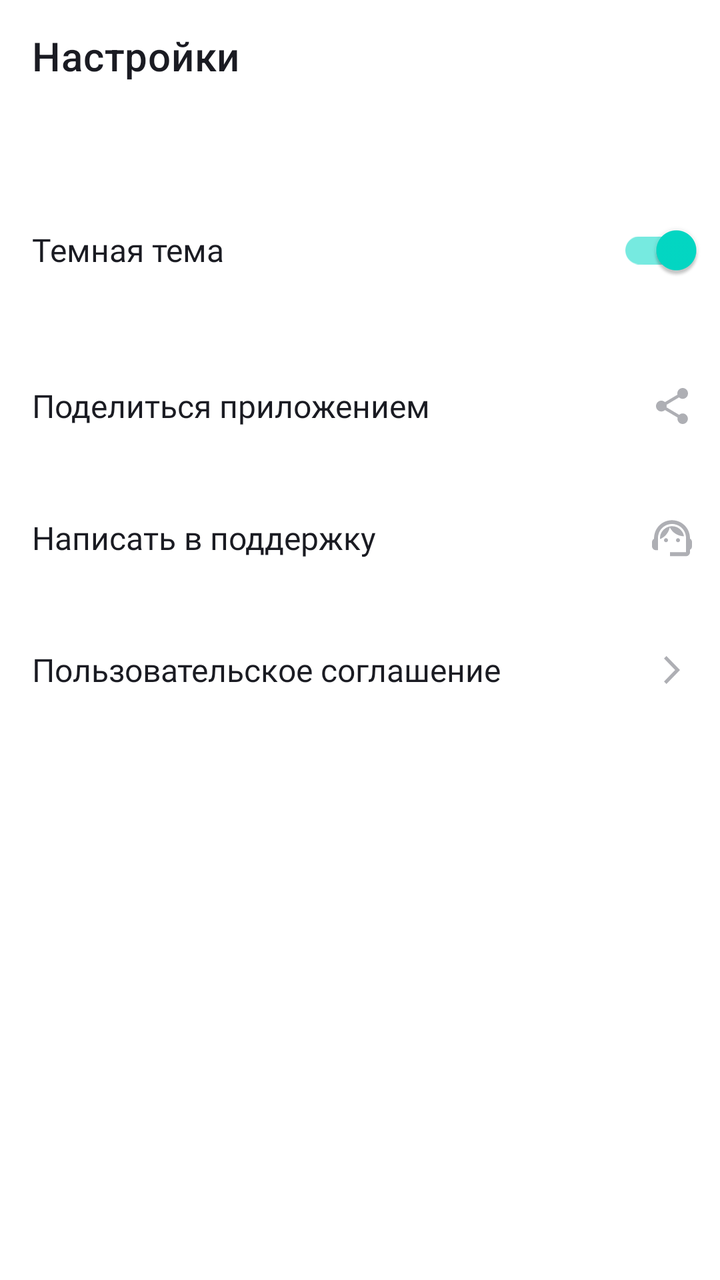
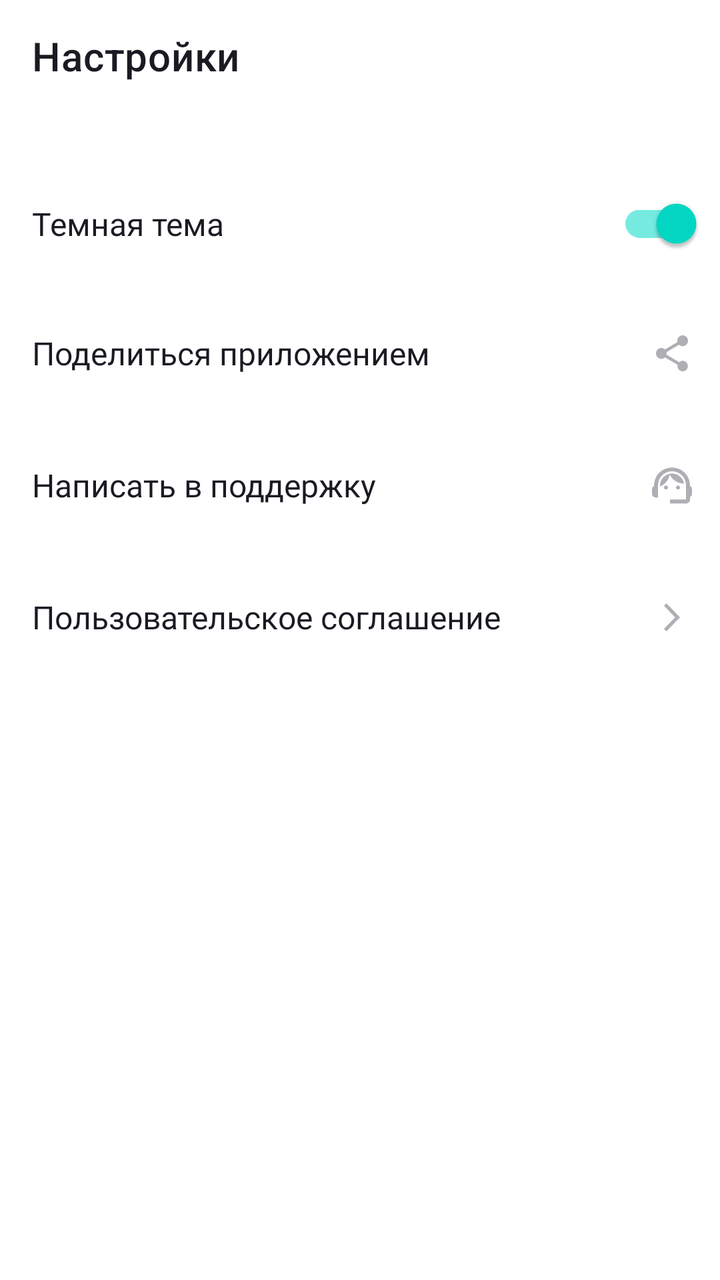

Two renders of the same Android screen: before a commit and after it. Below are the layout's source before the change and the commit's diff.
<!-- AndroidManifest.xml: application theme Theme.MaterialComponents.DayNight.NoActionBar -->
<!-- res/layout/fragment_settings.xml -->
<?xml version="1.0" encoding="utf-8"?>
<LinearLayout xmlns:android="http://schemas.android.com/apk/res/android"
    xmlns:app="http://schemas.android.com/apk/res-auto"
    xmlns:tools="http://schemas.android.com/tools"
    android:layout_width="match_parent"
    android:layout_height="match_parent"
    android:orientation="vertical"
    tools:context=".settings.ui.SettingsFragment"
    style="@style/SettingsFragmentStyle">
    
    <com.google.android.material.appbar.MaterialToolbar
        android:id="@+id/settings_toolbar"
        android:layout_width="match_parent"
        android:layout_height="wrap_content"
        android:layout_marginBottom="24dp"
        app:title="@string/settings"
        style="@style/ToolbarStyle"/>

    <com.google.android.material.switchmaterial.SwitchMaterial
        android:id="@+id/settings_switch"
        android:layout_width="match_parent"
        android:layout_height="wrap_content"
        android:layout_marginVertical="@dimen/settings_layout_marginVertical"
        android:paddingStart="@dimen/settings_paddingStart"
        android:paddingEnd="@dimen/settings_paddingEnd"
        android:gravity="center|start"
        android:text="@string/dark_theme"
        android:checked="true"
        style="@style/SettingsSwitchAndTextViewsStyle"/>

    <TextView
        android:id="@+id/settings_share"
        android:layout_width="match_parent"
        android:layout_height="wrap_content"
        android:layout_marginVertical="@dimen/settings_layout_marginVertical"
        android:paddingStart="@dimen/settings_paddingStart"
        android:paddingEnd="@dimen/settings_paddingEnd"
        android:gravity="center|start"
        android:text="@string/share_app"
        app:drawableEndCompat="@drawable/ic_share"
        style="@style/SettingsSwitchAndTextViewsStyle"/>

    <TextView
        android:id="@+id/settings_support"
        android:layout_width="match_parent"
        android:layout_height="wrap_content"
        android:layout_marginVertical="@dimen/settings_layout_marginVertical"
        android:paddingStart="@dimen/settings_paddingStart"
        android:paddingEnd="@dimen/settings_paddingEnd"
        android:gravity="center|start"
        android:text="@string/contact_support"
        app:drawableEndCompat="@drawable/ic_support"
        style="@style/SettingsSwitchAndTextViewsStyle"/>

    <TextView
        android:id="@+id/settings_user_agreement"
        android:layout_width="match_parent"
        android:layout_height="wrap_content"
        android:layout_marginVertical="@dimen/settings_layout_marginVertical"
        android:paddingStart="@dimen/settings_paddingStart"
        android:paddingEnd="@dimen/settings_paddingEnd"
        android:gravity="center|start"
        android:text="@string/user_agreement"
        app:drawableEndCompat="@drawable/ic_arrow_forward"
        style="@style/SettingsSwitchAndTextViewsStyle"/>
</LinearLayout>
<!-- resources referenced by this layout -->
<resources>
  <dimen name="settings_layout_marginVertical">21dp</dimen>
  <dimen name="settings_paddingEnd">12dp</dimen>
  <dimen name="settings_paddingStart">16dp</dimen>
  <!-- drawable ic_arrow_forward (drawable) -->
  <vector xmlns:android="http://schemas.android.com/apk/res/android"
      android:width="24dp"
      android:height="24dp"
      android:viewportWidth="24"
      android:viewportHeight="24">
    <path
        android:pathData="M8,17.749L9.213,19L16,12L9.213,5L8,6.252L13.573,12L8,17.749Z"
        android:fillColor="@color/text_gray"/>
  </vector>
  <!-- drawable ic_share (drawable) -->
  <vector xmlns:android="http://schemas.android.com/apk/res/android"
      android:width="24dp"
      android:height="24dp"
      android:viewportWidth="24"
      android:viewportHeight="24">
    <path
        android:pathData="M17.333,15.723C16.658,15.723 16.053,15.994 15.591,16.419L9.253,12.669C9.298,12.461 9.333,12.253 9.333,12.036C9.333,11.819 9.298,11.611 9.253,11.404L15.52,7.69C16,8.142 16.631,8.422 17.333,8.422C18.809,8.422 20,7.211 20,5.711C20,4.211 18.809,3 17.333,3C15.858,3 14.667,4.211 14.667,5.711C14.667,5.928 14.702,6.136 14.747,6.343L8.48,10.057C8,9.605 7.369,9.325 6.667,9.325C5.191,9.325 4,10.536 4,12.036C4,13.536 5.191,14.747 6.667,14.747C7.369,14.747 8,14.467 8.48,14.015L14.809,17.774C14.764,17.964 14.738,18.163 14.738,18.361C14.738,19.816 15.902,21 17.333,21C18.764,21 19.929,19.816 19.929,18.361C19.929,16.907 18.764,15.723 17.333,15.723Z"
        android:fillColor="@color/black"/>
  </vector>
  <string name="contact_support">Написать в поддержку</string>
  <string name="dark_theme">Темная тема</string>
  <string name="settings">Настройки</string>
  <string name="share_app">Поделиться приложением</string>
  <string name="user_agreement">Пользовательское соглашение</string>
  <style name="SettingsFragmentStyle">
          <item name="android:background">@color/white</item>
      </style>
  <style name="SettingsSwitchAndTextViewsStyle">
          <item name="android:textColor">@color/black</item>
          <item name="android:textSize">@dimen/settings_textSize</item>
          <item name="android:fontFamily">@font/ys_display_regular</item>
          <item name="android:textFontWeight">400</item>
          <item name="drawableTint">@color/text_gray</item>
      </style>
  <style name="ToolbarStyle">
          <item name="titleTextColor">@color/black</item>
          <item name="android:textSize">@dimen/toolbar_textSize</item>
          <item name="android:fontFamily">@font/ys_display_medium</item>
          <item name="android:textFontWeight">500</item>
          <item name="navigationIconTint">@color/black</item>
      </style>
  <color name="text_gray">#AEAFB4</color>
  <color name="black">#1A1B22</color>
  <color name="white">#FFFFFF</color>
  <dimen name="settings_textSize">16sp</dimen>
  <dimen name="toolbar_textSize">22sp</dimen>
  <!-- unchanged entries left out for length: 1 -->
</resources>

<!-- the commit's change to res/layout/fragment_settings.xml (unified diff, before → after) -->
@@ -12,7 +12,7 @@
         android:id="@+id/settings_toolbar"
         android:layout_width="match_parent"
         android:layout_height="wrap_content"
-        android:layout_marginBottom="24dp"
+        android:layout_marginBottom="@dimen/settings_layout_marginBottom"
         app:title="@string/settings"
         style="@style/ToolbarStyle"/>
 
@@ -20,9 +20,9 @@
         android:id="@+id/settings_switch"
         android:layout_width="match_parent"
         android:layout_height="wrap_content"
-        android:layout_marginVertical="@dimen/settings_layout_marginVertical"
         android:paddingStart="@dimen/settings_paddingStart"
         android:paddingEnd="@dimen/settings_paddingEnd"
+        android:paddingVertical="@dimen/settings_paddingVertical"
         android:gravity="center|start"
         android:text="@string/dark_theme"
         android:checked="true"
@@ -32,9 +32,9 @@
         android:id="@+id/settings_share"
         android:layout_width="match_parent"
         android:layout_height="wrap_content"
-        android:layout_marginVertical="@dimen/settings_layout_marginVertical"
         android:paddingStart="@dimen/settings_paddingStart"
         android:paddingEnd="@dimen/settings_paddingEnd"
+        android:paddingVertical="@dimen/settings_paddingVertical"
         android:gravity="center|start"
         android:text="@string/share_app"
         app:drawableEndCompat="@drawable/ic_share"
@@ -44,9 +44,9 @@
         android:id="@+id/settings_support"
         android:layout_width="match_parent"
         android:layout_height="wrap_content"
-        android:layout_marginVertical="@dimen/settings_layout_marginVertical"
         android:paddingStart="@dimen/settings_paddingStart"
         android:paddingEnd="@dimen/settings_paddingEnd"
+        android:paddingVertical="@dimen/settings_paddingVertical"
         android:gravity="center|start"
         android:text="@string/contact_support"
         app:drawableEndCompat="@drawable/ic_support"
@@ -56,9 +56,9 @@
         android:id="@+id/settings_user_agreement"
         android:layout_width="match_parent"
         android:layout_height="wrap_content"
-        android:layout_marginVertical="@dimen/settings_layout_marginVertical"
         android:paddingStart="@dimen/settings_paddingStart"
         android:paddingEnd="@dimen/settings_paddingEnd"
+        android:paddingVertical="@dimen/settings_paddingVertical"
         android:gravity="center|start"
         android:text="@string/user_agreement"
         app:drawableEndCompat="@drawable/ic_arrow_forward"
<!-- resource entries referenced after the edit -->
@@ -1,8 +1,9 @@
 <!-- resources referenced by this layout -->
 <resources>
-  <dimen name="settings_layout_marginVertical">21dp</dimen>
+  <dimen name="settings_layout_marginBottom">24dp</dimen>
   <dimen name="settings_paddingEnd">12dp</dimen>
   <dimen name="settings_paddingStart">16dp</dimen>
+  <dimen name="settings_paddingVertical">21dp</dimen>
   <!-- drawable ic_arrow_forward (drawable) -->
   <vector xmlns:android="http://schemas.android.com/apk/res/android"
       android:width="24dp"
